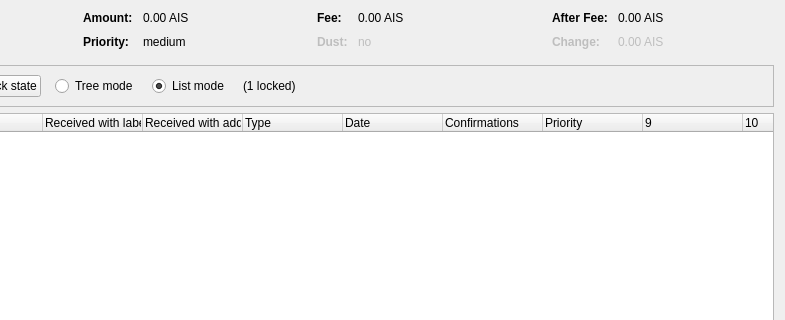
Qt form src/qt/forms/coincontroldialog.ui (MCLXI/TSC) before a commit; both pictures show x 169 to 954 and y 0 to 320 of the 954 by 500 pixel window.
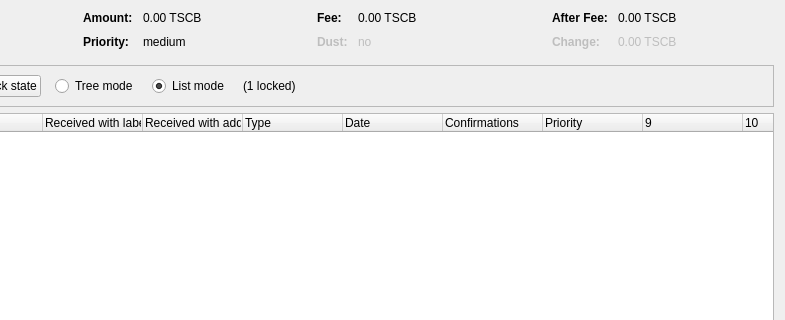
The same form after that commit. Custom widgets are drawn as their Qt base class.

```diff
--- a/src/qt/forms/coincontroldialog.ui
+++ b/src/qt/forms/coincontroldialog.ui
@@ -132,7 +132,7 @@
           <enum>Qt::ActionsContextMenu</enum>
          </property>
          <property name="text">
-          <string notr="true">0.00 AIS</string>
+          <string notr="true">0.00 TSCB</string>
          </property>
          <property name="textInteractionFlags">
           <set>Qt::LinksAccessibleByMouse|Qt::TextSelectableByKeyboard|Qt::TextSelectableByMouse</set>
@@ -206,7 +206,7 @@
           <enum>Qt::ActionsContextMenu</enum>
          </property>
          <property name="text">
-          <string notr="true">0.00 AIS</string>
+          <string notr="true">0.00 TSCB</string>
          </property>
          <property name="textInteractionFlags">
           <set>Qt::LinksAccessibleByMouse|Qt::TextSelectableByKeyboard|Qt::TextSelectableByMouse</set>
@@ -286,7 +286,7 @@
           <enum>Qt::ActionsContextMenu</enum>
          </property>
          <property name="text">
-          <string notr="true">0.00 AIS</string>
+          <string notr="true">0.00 TSCB</string>
          </property>
          <property name="textInteractionFlags">
           <set>Qt::LinksAccessibleByMouse|Qt::TextSelectableByKeyboard|Qt::TextSelectableByMouse</set>
@@ -321,7 +321,7 @@
           <enum>Qt::ActionsContextMenu</enum>
          </property>
          <property name="text">
-          <string notr="true">0.00 AIS</string>
+          <string notr="true">0.00 TSCB</string>
          </property>
          <property name="textInteractionFlags">
           <set>Qt::LinksAccessibleByMouse|Qt::TextSelectableByKeyboard|Qt::TextSelectableByMouse</set>
```
